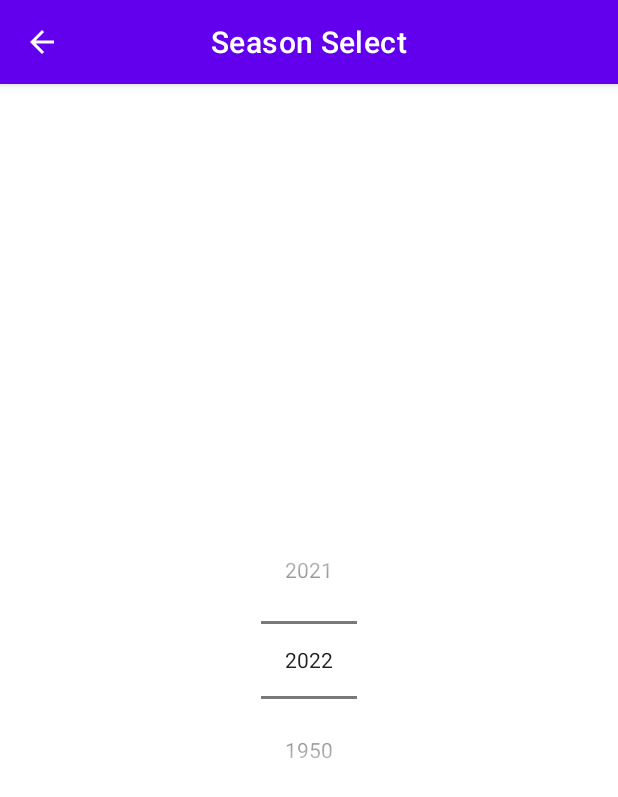
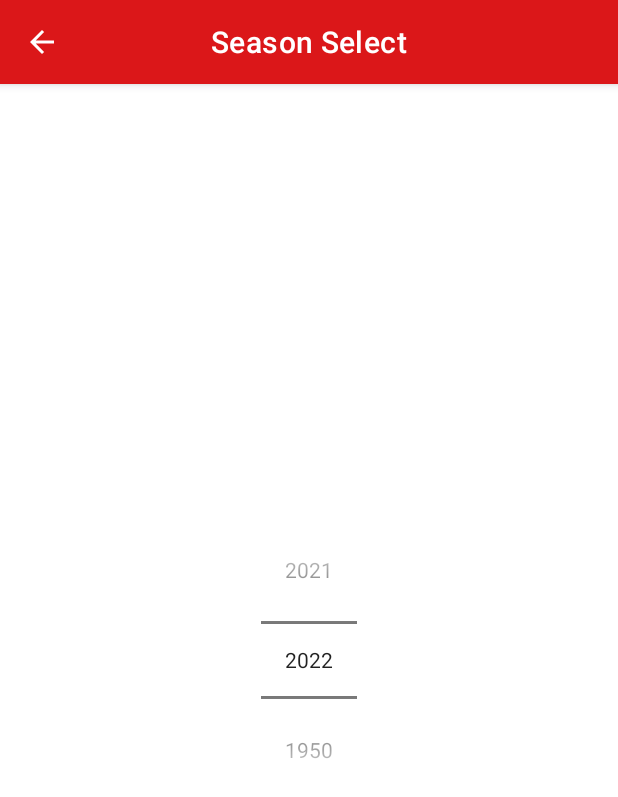
Before and after one commit to mkostic21/F1-calendar, an Android app: the SeasonPickFragment screen opened through its navigation route, on a phone screen of 412 x 824 dp. Shown: the top 797 px of the screen. Run offline under Robolectric (Android 15) with nearby library versions, the phone set to English and light mode, and no system bars; our stand-ins replace Dagger/Hilt's generated code, RxJava; network calls fail.

Commit message:
changed app color scheme

```diff
--- a/app/src/main/java/com/example/f1_calendar/model/ui/racelist/RaceWeekListItem.kt
+++ b/app/src/main/java/com/example/f1_calendar/model/ui/racelist/RaceWeekListItem.kt
@@ -10,7 +10,8 @@ sealed class RaceWeekListItem {
         val country: String,
         val dateTime: ZonedDateTime,
         val circuitId: String,
-        val id: String
+        val id: String,
+        val isNextRace: Boolean
     ) : RaceWeekListItem() {
         override fun getDiffUtilId(): String {
             return "Header-$id"
--- a/app/src/main/java/com/example/f1_calendar/ui/fragments/racelist/RaceListViewModel.kt
+++ b/app/src/main/java/com/example/f1_calendar/ui/fragments/racelist/RaceListViewModel.kt
@@ -11,6 +11,7 @@ import com.example.f1_calendar.util.SchedulerProvider
 import dagger.hilt.android.lifecycle.HiltViewModel
 import io.reactivex.rxjava3.disposables.CompositeDisposable
 import io.reactivex.rxjava3.kotlin.subscribeBy
+import java.time.ZonedDateTime
 import javax.inject.Inject
 
 @HiltViewModel
@@ -30,7 +31,7 @@ class RaceListViewModel @Inject constructor(
     private val compositeDisposable = CompositeDisposable()
 
     init {
-        fetchUiState("2022")
+        fetchUiState(season = ZonedDateTime.now().year.toString())
     }
 
     override fun onCleared() {
--- a/app/src/main/java/com/example/f1_calendar/ui/fragments/seasonpick/SeasonPickerViewModel.kt
+++ b/app/src/main/java/com/example/f1_calendar/ui/fragments/seasonpick/SeasonPickerViewModel.kt
@@ -8,11 +8,12 @@ import com.example.f1_calendar.model.ui.seasonpick.SeasonPickFragmentUiState
 import com.example.f1_calendar.util.Constants.Companion.NUMBER_PICKER_MAX_VALUE
 import com.example.f1_calendar.util.Constants.Companion.NUMBER_PICKER_MIN_VALUE
 import dagger.hilt.android.lifecycle.HiltViewModel
+import java.time.ZonedDateTime
 import javax.inject.Inject
 
 @HiltViewModel
 class SeasonPickerViewModel @Inject constructor(): ViewModel(), SelectedSeasonProvider {
-    private val _season = MutableLiveData("2022")
+    private val _season = MutableLiveData(ZonedDateTime.now().year.toString())
     override val season: LiveData<String> get() = _season
 
     private val _uiState = MutableLiveData<SeasonPickFragmentUiState>()
--- a/app/src/main/res/layout/list_item_event.xml
+++ b/app/src/main/res/layout/list_item_event.xml
@@ -4,7 +4,8 @@
     android:layout_height="wrap_content"
     xmlns:app="http://schemas.android.com/apk/res-auto"
     xmlns:tools="http://schemas.android.com/tools"
-    android:padding="@dimen/list_item_padding">
+    android:padding="@dimen/list_item_padding"
+    style="@style/CustomHeaderItemStyle">
 
     <TextView
         android:id="@+id/event_event_type"
--- /dev/null
+++ b/app/src/main/res/values-night/action_bar.xml
@@ -0,0 +1,11 @@
+<?xml version="1.0" encoding="utf-8"?>
+<resources>
+    <style name="MyActionBarTheme" parent="Widget.MaterialComponents.Toolbar.Primary">
+        <item name="materialThemeOverlay">@style/ThemeOverlay.App.Toolbar</item>
+    </style>
+
+    <style name="ThemeOverlay.App.Toolbar" parent="">
+        <item name="colorPrimary">@color/dark_gray</item>
+        <item name="colorOnPrimary">@color/light_gray</item>
+    </style>
+</resources>
--- /dev/null
+++ b/app/src/main/res/values-night/header.xml
@@ -0,0 +1,6 @@
+<?xml version="1.0" encoding="utf-8"?>
+<resources>
+    <style name="ThemeOverlay.Header" parent="">
+        <item name="android:background">@color/gray</item>
+    </style>
+</resources>
--- /dev/null
+++ b/app/src/main/res/values-night/header_item.xml
@@ -0,0 +1,6 @@
+<?xml version="1.0" encoding="utf-8"?>
+<resources>
+    <style name="CustomHeaderItemStyle">
+        <item name="android:background">@color/dark_gray</item>
+    </style>
+</resources>
--- a/app/src/main/res/values-night/themes.xml
+++ b/app/src/main/res/values-night/themes.xml
@@ -2,15 +2,16 @@
     <!-- Base application theme. -->
     <style name="Theme.F1calendar" parent="Theme.MaterialComponents.DayNight.NoActionBar">
         <!-- Primary brand color. -->
-        <item name="colorPrimary">@color/purple_200</item>
-        <item name="colorPrimaryVariant">@color/purple_700</item>
-        <item name="colorOnPrimary">@color/black</item>
+        <item name="colorPrimary">@color/gray</item>
+        <item name="colorPrimaryVariant">@color/dark_gray</item>
+        <item name="colorOnPrimary">@color/light_gray</item>
         <!-- Secondary brand color. -->
         <item name="colorSecondary">@color/teal_200</item>
         <item name="colorSecondaryVariant">@color/teal_200</item>
         <item name="colorOnSecondary">@color/black</item>
         <!-- Status bar color. -->
-        <item name="android:statusBarColor" tools:targetApi="l">?attr/colorPrimaryVariant</item>
+        <item name="android:statusBarColor" tools:targetApi="l">@color/black</item>
         <!-- Customize your theme here. -->
+        <item name="toolbarStyle">@style/MyActionBarTheme</item>
     </style>
 </resources>
--- /dev/null
+++ b/app/src/main/res/values/action_bar.xml
@@ -0,0 +1,11 @@
+<?xml version="1.0" encoding="utf-8"?>
+<resources>
+    <style name="MyActionBarTheme" parent="Widget.MaterialComponents.Toolbar.Primary">
+        <item name="materialThemeOverlay">@style/ThemeOverlay.App.Toolbar</item>
+    </style>
+
+    <style name="ThemeOverlay.App.Toolbar" parent="">
+        <item name="colorPrimary">@color/red_f1</item>
+        <item name="colorOnPrimary">@color/white</item>
+    </style>
+</resources>
--- a/app/src/main/res/values/colors.xml
+++ b/app/src/main/res/values/colors.xml
@@ -8,4 +8,10 @@
     <color name="black">#FF000000</color>
     <color name="white">#FFFFFFFF</color>
     <color name="light_gray">#D3D3D3</color>
+    <color name="lighter_gray">#F0F0F0</color>
+    <color name="red_f1">#DB1719</color>
+    <color name="red_f1_darker">#A61213</color>
+    <color name="gray">#1D1D1D</color>
+    <color name="dark_gray">#131313</color>
+
 </resources>
--- /dev/null
+++ b/app/src/main/res/values/header.xml
@@ -0,0 +1,6 @@
+<?xml version="1.0" encoding="utf-8"?>
+<resources>
+    <style name="ThemeOverlay.Header" parent="">
+        <item name="android:background">@color/white</item>
+    </style>
+</resources>
--- /dev/null
+++ b/app/src/main/res/values/header_item.xml
@@ -0,0 +1,6 @@
+<?xml version="1.0" encoding="utf-8"?>
+<resources>
+    <style name="CustomHeaderItemStyle">
+        <item name="android:background">@color/lighter_gray</item>
+    </style>
+</resources>
--- a/app/src/main/res/values/strings.xml
+++ b/app/src/main/res/values/strings.xml
@@ -5,4 +5,5 @@
     <string name="season_pick_app_bar_title">Season Select</string>
     <string name="details_app_bar_title">Circuit Information</string>
     <string name="details_error">Could not load circuit information</string>
+    <string name="header_chip_next">NEXT</string>
 </resources>
--- a/app/src/main/res/values/themes.xml
+++ b/app/src/main/res/values/themes.xml
@@ -2,8 +2,8 @@
     <!-- Base application theme. -->
     <style name="Theme.F1calendar" parent="Theme.MaterialComponents.DayNight.NoActionBar">
         <!-- Primary brand color. -->
-        <item name="colorPrimary">@color/purple_500</item>
-        <item name="colorPrimaryVariant">@color/purple_700</item>
+        <item name="colorPrimary">@color/red_f1</item>
+        <item name="colorPrimaryVariant">@color/red_f1_darker</item>
         <item name="colorOnPrimary">@color/white</item>
         <!-- Secondary brand color. -->
         <item name="colorSecondary">@color/teal_200</item>
@@ -12,5 +12,6 @@
         <!-- Status bar color. -->
         <item name="android:statusBarColor" tools:targetApi="l">?attr/colorPrimaryVariant</item>
         <!-- Customize your theme here. -->
+        <item name="toolbarStyle">@style/MyActionBarTheme</item>
     </style>
 </resources>
```
Also changed, not shown: app/src/main/java/com/example/f1_calendar/adapter/RaceListRecyclerViewAdapter.kt (+19 -7 lines), app/src/main/java/com/example/f1_calendar/model/ui/racelist/RaceListFragmentUiStateMapper.kt (+17 -4 lines), app/src/main/java/com/example/f1_calendar/ui/fragments/racelist/RaceListFragment.kt (+3 -4 lines), app/src/main/res/layout/list_item_header.xml (+15 -1 lines), app/src/main/res/values-night/chip.xml (added, +7 -0 lines), app/src/main/res/values/chip.xml (added, +8 -0 lines).
